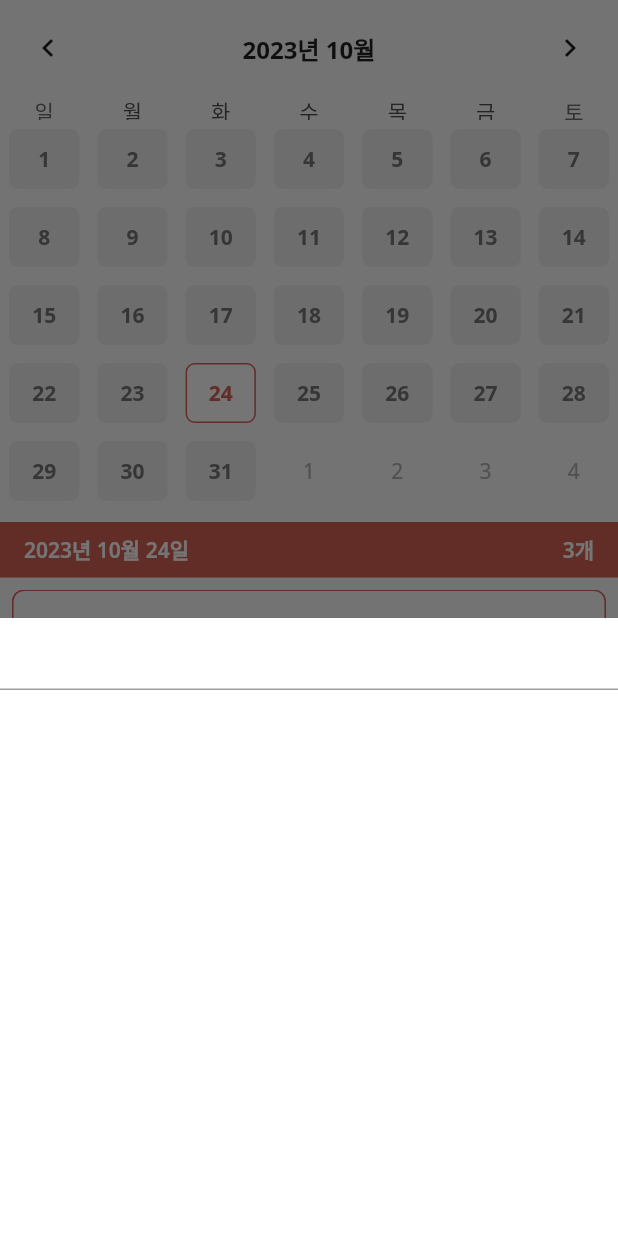
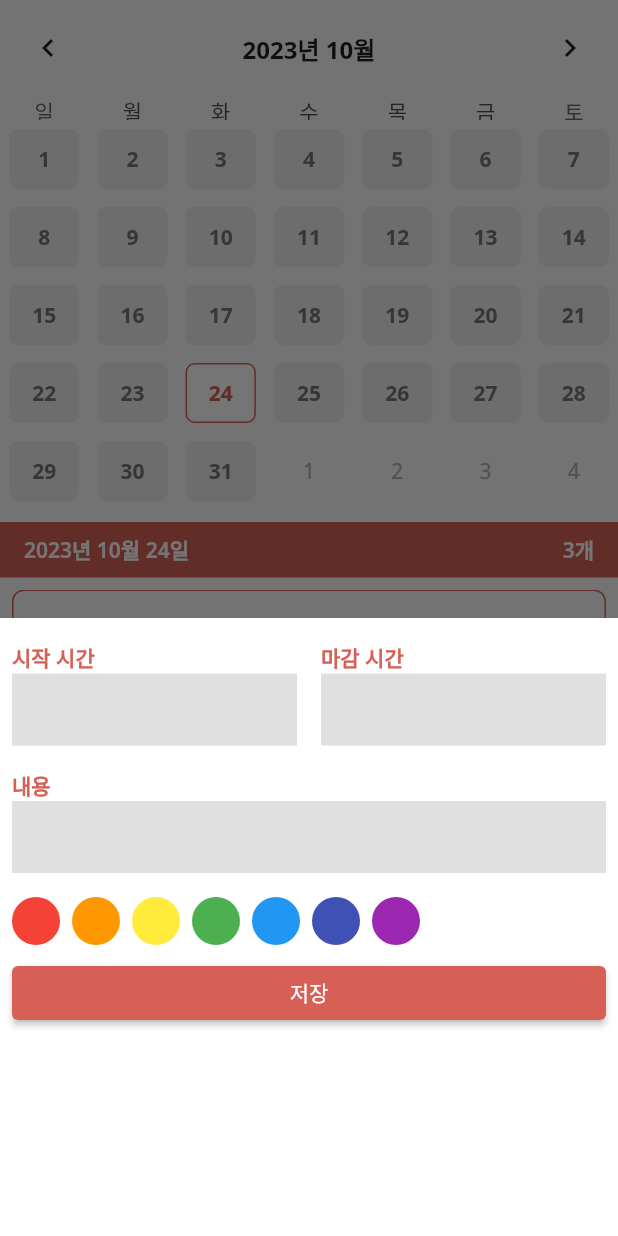
Before and after one commit to Yeonny0723/calendar_scheduler, a Flutter app: the screen it shows after launch, after a tap on the "add" icon, on a phone screen of 412 x 824 dp. Run offline on Flutter 3.47's test engine with Material 2 defaults, Android fonts, the phone set to English and light mode, and no system bars; drawn by our look-alikes of table_calendar.

Commit message:
feat: bottom sheet form & color picker 컴포넌트

```diff
--- /dev/null
+++ b/lib/component/custom_text_field.dart
@@ -0,0 +1,29 @@
+import 'package:calendar_scheduler/constant/colors.dart';
+import 'package:flutter/material.dart';
+
+class CustomTextField extends StatelessWidget {
+  final String label;
+
+  const CustomTextField({required this.label, super.key});
+
+  @override
+  Widget build(BuildContext context) {
+    return Column(
+      crossAxisAlignment: CrossAxisAlignment.start,
+      children: [
+        Text(label, style: TextStyle(
+          color: PRIMARY_COLOR,
+          fontWeight: FontWeight.w600,
+        ),),
+        TextField(
+          cursorColor: Colors.grey, // -- 커서 색상 변경
+          decoration: InputDecoration(
+            border: InputBorder.none,
+            filled: true, // -- 색깔 넣어주기
+            fillColor: Colors.grey[300]
+          ),
+        ),
+      ],
+    );
+  }
+}
--- a/lib/component/schedule_bottom_sheet.dart
+++ b/lib/component/schedule_bottom_sheet.dart
@@ -1,3 +1,5 @@
+import 'package:calendar_scheduler/component/custom_text_field.dart';
+import 'package:calendar_scheduler/constant/colors.dart';
 import 'package:flutter/material.dart';
 
 class ScheduleBottomSheet extends StatelessWidget {
@@ -5,18 +7,114 @@ class ScheduleBottomSheet extends StatelessWidget {
 
   @override
   Widget build(BuildContext context) {
-    final bottomInset = MediaQuery.of(context).viewInsets.bottom; // -- viewInsets: 키보드로 인해 가려진 높이 가져오기
+    final bottomInset = MediaQuery.of(context)
+        .viewInsets
+        .bottom; // -- viewInsets: 키보드로 인해 가려진 높이 가져오기
     return Container(
-      height: MediaQuery.of(context).size.height / 2 + bottomInset, // -- 전체 화면 높이 + 키보드 높이
+      height: MediaQuery.of(context).size.height / 2 +
+          bottomInset, // -- 전체 화면 높이 + 키보드 높이
       color: Colors.white,
       child: Padding(
         padding: EdgeInsets.only(bottom: bottomInset),
-        child: Column(
-          children: [
-            TextField()
-          ],
+        child: Padding(
+          padding: EdgeInsets.only(left: 8, right: 8, top: 16),
+          child: Column(
+            crossAxisAlignment: CrossAxisAlignment
+                .start, // -- column 디폴트 crossaxisalignment: center
+            children: [
+              _Time(),
+              SizedBox(
+                height: 16.0,
+              ),
+              _Content(),
+              SizedBox(
+                height: 16.0,
+              ),
+              _ColorPicker(),
+              SizedBox(
+                height: 8.0,
+              ),
+              _SaveButton()
+            ],
+          ),
         ),
       ),
     );
   }
 }
+
+class _Content extends StatelessWidget {
+  const _Content({super.key});
+
+  @override
+  Widget build(BuildContext context) {
+    return CustomTextField(label: "내용");
+  }
+}
+
+class _Time extends StatelessWidget {
+  const _Time({super.key});
+
+  @override
+  Widget build(BuildContext context) {
+    return Row(
+      children: [
+        Expanded(child: CustomTextField(label: "시작 시간")),
+        SizedBox(
+          width: 16.0,
+        ),
+        Expanded(child: CustomTextField(label: "마감 시간")),
+      ],
+    );
+  }
+}
+
+class _ColorPicker extends StatelessWidget {
+  const _ColorPicker({super.key});
+
+  @override
+  Widget build(BuildContext context) {
+    return Wrap(
+      // -- Wrap: 자동 줄바꿈 위젯
+      spacing: 8.0,
+      runSpacing: 10.0,
+      children: [
+        renderColor(Colors.red),
+        renderColor(Colors.orange),
+        renderColor(Colors.yellow),
+        renderColor(Colors.green),
+        renderColor(Colors.blue),
+        renderColor(Colors.indigo),
+        renderColor(Colors.purple),
+      ],
+    );
+  }
+
+  Widget renderColor(Color color) {
+    // -- 위젯 반환 함수 (함수형 컴포넌트 느낌)
+    return Container(
+      decoration: BoxDecoration(
+        shape: BoxShape.circle,
+        color: color,
+      ),
+      width: 32.0,
+      height: 32.0,
+    );
+  }
+}
+
+class _SaveButton extends StatelessWidget {
+  const _SaveButton({super.key});
+
+  @override
+  Widget build(BuildContext context) {
+    return Row(
+      children: [
+        Expanded(child: ElevatedButton(style: ElevatedButton.styleFrom(
+          backgroundColor: PRIMARY_COLOR
+        ),
+            onPressed: () {}, child: Text('저장'))),
+      ],
+    );
+  }
+}
```
